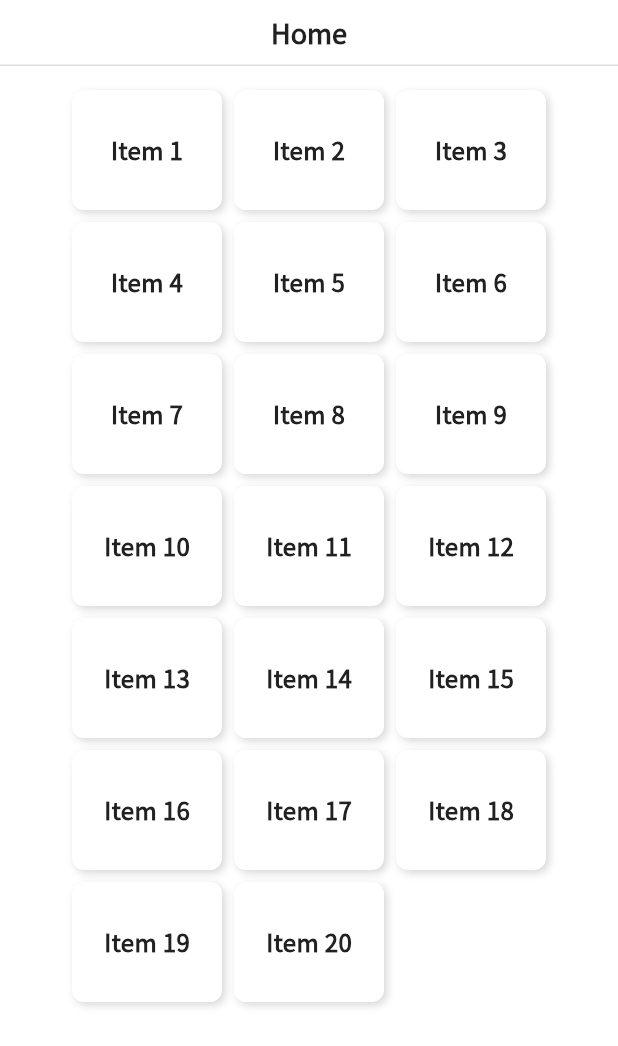
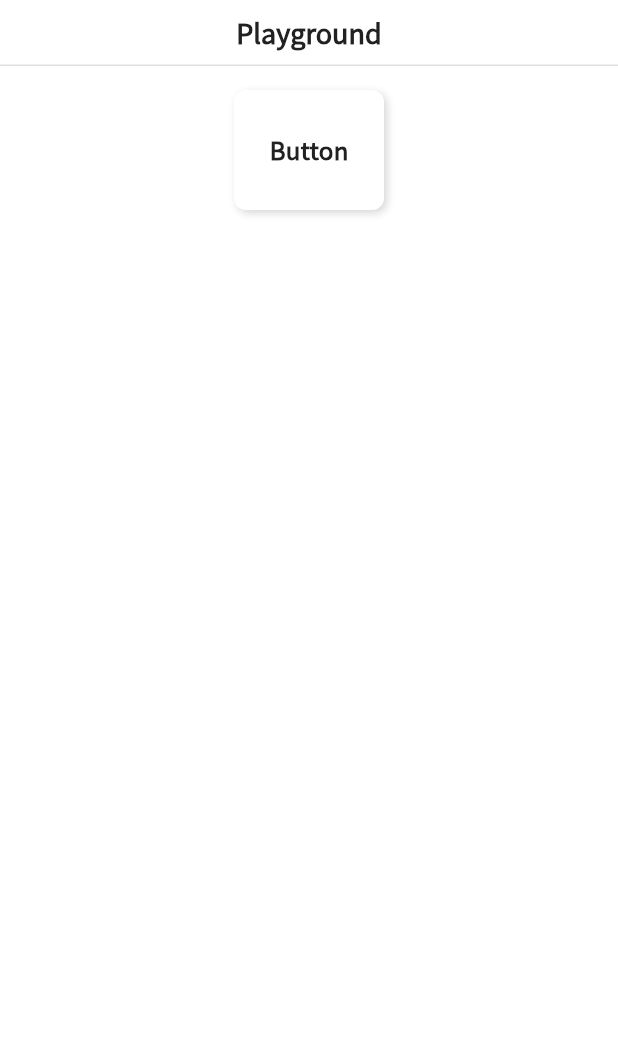
Before and after one commit to henryypin/playground_flutter, a Flutter app: the screen it shows after launch, on a phone screen of 412 x 824 dp. Shown: the top 1046 px of the screen. Run offline on Flutter 3.47's test engine with Material 3 defaults, Android fonts, the phone set to English and light mode, and no system bars; our stand-ins replace auto_route, equatable, flutter_bloc.

Commit message:
Add ButtonPage and routing; update HomePage to include Button link

```diff
--- a/lib/features/general/home_page.dart
+++ b/lib/features/general/home_page.dart
@@ -5,6 +5,8 @@ import 'package:auto_route/auto_route.dart';
 import 'package:playground_flutter/pp_ui/painting/shadow/pp_basic_shadow.dart';
 import 'package:playground_flutter/pp_ui/pp_ui.dart';
 import 'package:playground_flutter/pp_ui/widgets/gesture/pp_press.dart';
+import 'package:playground_flutter/shared/routes/app_router.dart';
+import 'package:playground_flutter/shared/routes/app_router.gr.dart';
 
 @RoutePage(name: "HomePageRoute")
 class HomePage extends StatefulWidget {
@@ -18,28 +20,25 @@ class _HomePageState extends State<HomePage> with PpThemedState<HomePage> {
   @override
   Widget build(BuildContext context) {
     return Scaffold(
-      appBar: const PpAppBar(type: .none, title: 'Home'),
+      appBar: const PpAppBar(type: .none, title: "Playground"),
       body: SingleChildScrollView(
         padding: const .symmetric(vertical: 16, horizontal: 8),
         child: Center(
           child: Wrap(
             spacing: 8,
             runSpacing: 8,
-            children: List.generate(
-              20,
-              (index) => _buildItem(title: 'Item ${index + 1}'),
-            ),
+            children: [
+              _buildItem(title: "Button", route: const ButtonPageRoute()),
+            ],
           ),
         ),
       ),
     );
   }
 
-  Widget _buildItem({required String title}) {
+  Widget _buildItem({required String title, PageRouteInfo? route}) {
     return PpPress(
-      onTap: () {
-        print('Tapped on $title');
-      },
+      onTap: () => route != null ? autoRouter.push(route) : null,
       child: Container(
         width: 100,
         height: 80,
--- a/lib/shared/routes/app_router.dart
+++ b/lib/shared/routes/app_router.dart
@@ -19,5 +19,6 @@ class AppRouter extends RootStackRouter {
       page: HomePageRoute.page,
       transitionsBuilder: TransitionsBuilders.noTransition,
     ),
+    AutoRoute(page: ButtonPageRoute.page),
   ];
 }
```
Also changed, not shown: lib/features/button/button_page.dart (added, +30 -0 lines), lib/shared/routes/app_router.gr.dart.
